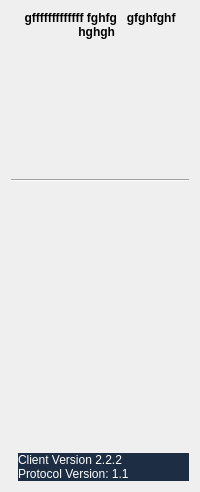
Old version of the form elokab-fm/fileinformation.ui in the repository dragotin/ocfm.
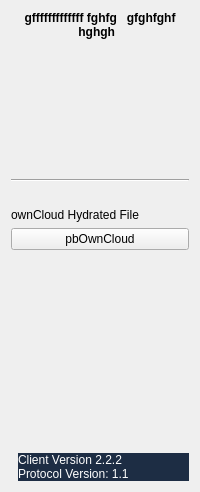
New version of the form. Icons and pictures are not drawn.

Commit message: Add an ownCloud download and free button to the FileInformation.

Diff of the .ui file:
```diff
--- a/elokab-fm/fileinformation.ui
+++ b/elokab-fm/fileinformation.ui
@@ -116,11 +116,14 @@
    <item row="3" column="0">
     <widget class="QLabel" name="labelInfo">
      <property name="sizePolicy">
-      <sizepolicy hsizetype="Preferred" vsizetype="Expanding">
+      <sizepolicy hsizetype="Preferred" vsizetype="Minimum">
        <horstretch>0</horstretch>
        <verstretch>0</verstretch>
       </sizepolicy>
      </property>
+     <property name="frameShape">
+      <enum>QFrame::NoFrame</enum>
+     </property>
      <property name="scaledContents">
       <bool>false</bool>
      </property>
@@ -136,6 +139,42 @@
     </widget>
    </item>
    <item row="4" column="0">
+    <widget class="QLabel" name="labelOwnCloudFileStatus">
+     <property name="sizePolicy">
+      <sizepolicy hsizetype="Preferred" vsizetype="Fixed">
+       <horstretch>0</horstretch>
+       <verstretch>0</verstretch>
+      </sizepolicy>
+     </property>
+     <property name="frameShape">
+      <enum>QFrame::NoFrame</enum>
+     </property>
+     <property name="text">
+      <string>ownCloud Hydrated File</string>
+     </property>
+    </widget>
+   </item>
+   <item row="5" column="0">
+    <widget class="QPushButton" name="ownCloudButton">
+     <property name="text">
+      <string>pbOwnCloud</string>
+     </property>
+    </widget>
+   </item>
+   <item row="6" column="0">
+    <spacer name="verticalSpacer">
+     <property name="orientation">
+      <enum>Qt::Vertical</enum>
+     </property>
+     <property name="sizeHint" stdset="0">
+      <size>
+       <width>20</width>
+       <height>140</height>
+      </size>
+     </property>
+    </spacer>
+   </item>
+   <item row="7" column="0">
     <layout class="QHBoxLayout" name="ownCloudLayout">
      <property name="spacing">
       <number>0</number>
```
The commit also changes 10 other files.
